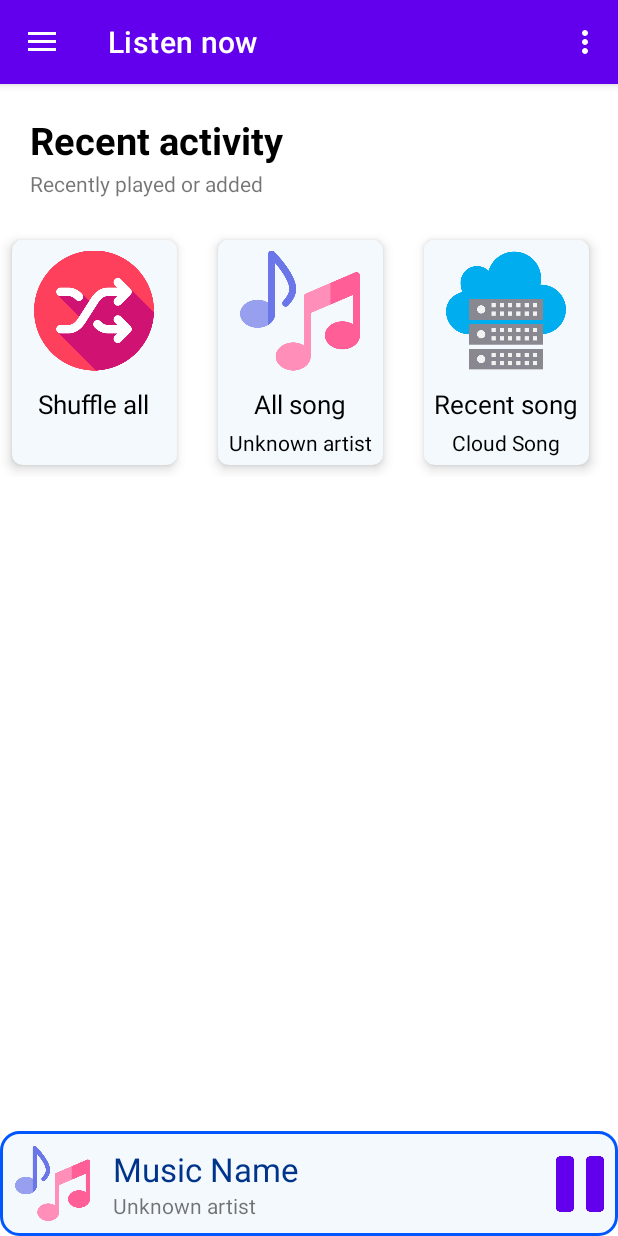
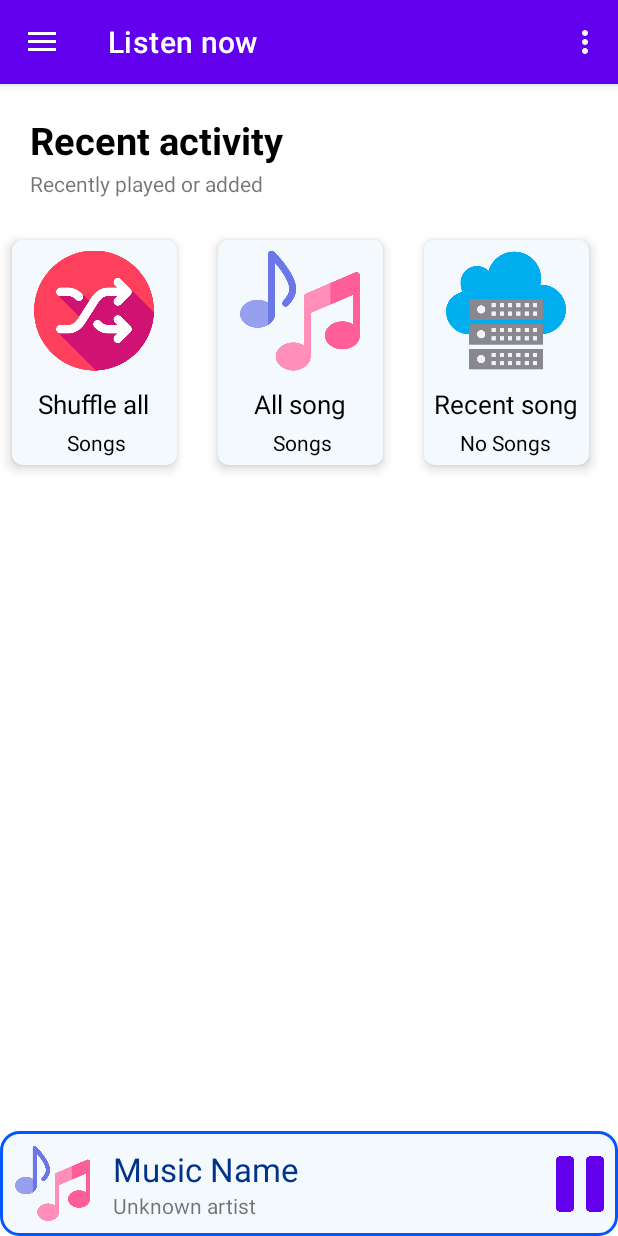
Before and after one commit to biswa-rx/UI-Music-Player, an Android app: the screen it shows after launch (MainActivity), on a phone screen of 412 x 824 dp. Run offline under Robolectric (Android 15) with nearby library versions, the light colour scheme and no system bars; our stand-ins replace navigation-ui.

Commit message:
Show total song below playlist...

```diff
--- a/app/src/main/java/com/example/music/Adapters/RecentActivityAdapter.java
+++ b/app/src/main/java/com/example/music/Adapters/RecentActivityAdapter.java
@@ -43,7 +43,7 @@ public class RecentActivityAdapter extends RecyclerView.Adapter<RecentActivityAd
         RecentActivityModels recentActivityModels = list.get(position);
         holder.imageView.setImageResource(recentActivityModels.getImage());
         holder.songName.setText(recentActivityModels.getSongName());
-        holder.artistName.setText(recentActivityModels.getArtist());
+        holder.artistName.setText(recentActivityModels.getTotal_Song()+" Songs");
     }
 
     @Override
--- a/app/src/main/java/com/example/music/Adapters/songListAdapter.java
+++ b/app/src/main/java/com/example/music/Adapters/songListAdapter.java
@@ -39,7 +39,7 @@ public class songListAdapter extends RecyclerView.Adapter<songListAdapter.viewHo
     @Override
     public void onBindViewHolder(@NonNull viewHolder holder, int position) {
         holder.songName.setText(songList.get(position).getSongName());
-//        byte[] image = getAlbumArt(songList.get(position).getPath());
+        byte[] image = getAlbumArt(songList.get(position).getPath());
 //        if(image != null){
 //            Glide.with(context).asBitmap()
 //                    .load(image)
--- a/app/src/main/java/com/example/music/Models/RecentActivityModels.java
+++ b/app/src/main/java/com/example/music/Models/RecentActivityModels.java
@@ -3,12 +3,12 @@ package com.example.music.Models;
 public class RecentActivityModels {
     int image;
     String songName;
-    String Artist;
+    String Total_Song;
 
-    public RecentActivityModels(int image, String songName, String artist) {
+    public RecentActivityModels(int image, String songName, String total_Song) {
         this.image = image;
         this.songName = songName;
-        Artist = artist;
+        Total_Song = total_Song;
     }
 
     public int getImage() {
@@ -27,11 +27,12 @@ public class RecentActivityModels {
         this.songName = songName;
     }
 
-    public String getArtist() {
-        return Artist;
+    public String getTotal_Song() {
+        return Total_Song;
     }
 
-    public void setArtist(String artist) {
-        Artist = artist;
+    public void setTotal_Song(String total_Song) {
+        Total_Song = total_Song;
     }
+
 }
--- a/app/src/main/java/com/example/music/SharedViewModel.java
+++ b/app/src/main/java/com/example/music/SharedViewModel.java
@@ -51,9 +51,11 @@ public class SharedViewModel extends ViewModel {
         mutableCurrentSongList.setValue(songList);
     }
 
+
     public LiveData<ArrayList<File>> getAllSongList() {
         return mutableAllSongList;
     }
+
 
     public LiveData<File> getCurrentSong () { return mutableCurrentSong;}
     public void setCurrentSong(File file) {
--- a/app/src/main/java/com/example/music/drawer_fragment/ListenNow.java
+++ b/app/src/main/java/com/example/music/drawer_fragment/ListenNow.java
@@ -53,8 +53,8 @@ public class ListenNow extends Fragment implements RecentActivityAdapter.OnItemC
 
         list = new ArrayList<>();
         list.add(new RecentActivityModels(R.drawable.icon_shuffle,"Shuffle all",""));
-        list.add(new RecentActivityModels(R.drawable.icon,"All song","Unknown artist"));
-        list.add(new RecentActivityModels(R.drawable.icon_cloud_network,"Recent song","Cloud Song"));
+        list.add(new RecentActivityModels(R.drawable.icon,"All song",""));
+        list.add(new RecentActivityModels(R.drawable.icon_cloud_network,"Recent song","No"));
 
         recentActivityAdapter = new RecentActivityAdapter(list,context,this);
         recentRecyclerView.setAdapter(recentActivityAdapter);
@@ -71,12 +71,13 @@ public class ListenNow extends Fragment implements RecentActivityAdapter.OnItemC
     public void onViewCreated(@NonNull View view, @Nullable Bundle savedInstanceState) {
         super.onViewCreated(view, savedInstanceState);
         navController = Navigation.findNavController(view);
+
         sharedViewModel.getSongPlaylist().observe(getViewLifecycleOwner(), new Observer<ArrayList<playListModel>>() {
             @Override
             public void onChanged(ArrayList<playListModel> playListModels) {
                 if(!playListModels.isEmpty()){
                     for(int i=0;i<playListModels.size();i++){
-                        list.add(new RecentActivityModels(R.drawable.icon_playlist,playListModels.get(i).getPlayListName(),"Unknown Aritst"));
+                        list.add(new RecentActivityModels(R.drawable.icon_playlist,playListModels.get(i).getPlayListName(),playListModels.get(i).getSongList().size()+""));
                     }
                 }else{
                     Toast.makeText(requireActivity(),"NO LOCAL SONG FILE",Toast.LENGTH_SHORT).show();
```
Also changed, not shown: app/src/main/java/com/example/music/FileAccess/playListModel.java (line endings or trailing spaces).
